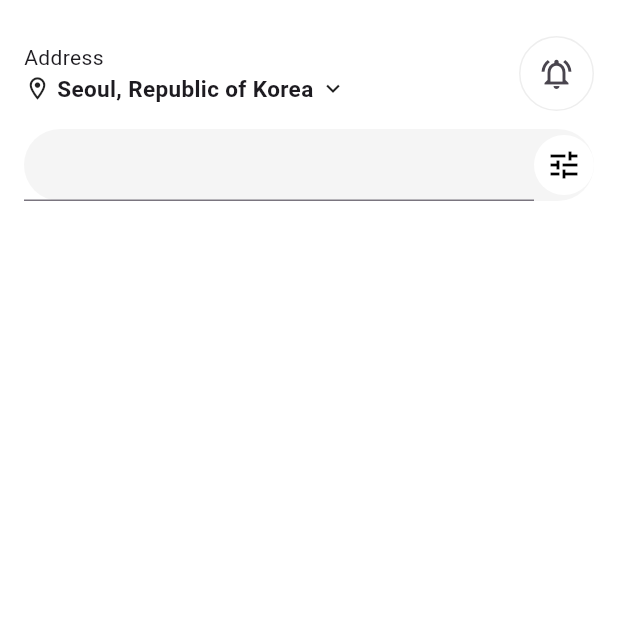
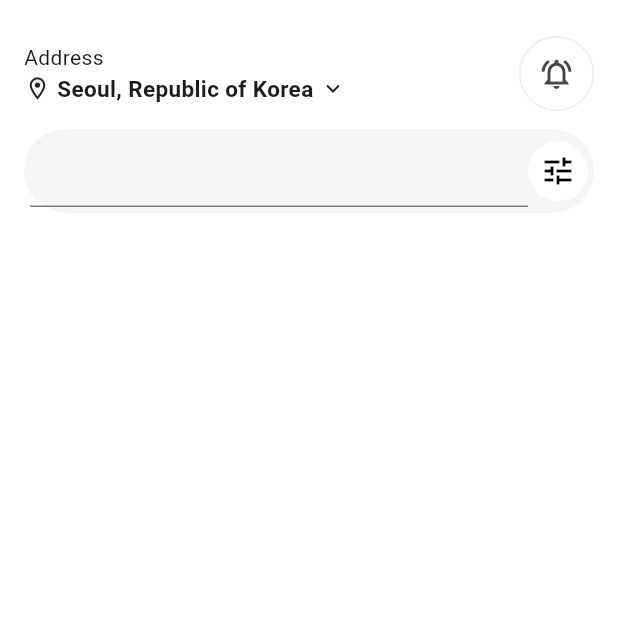
Before and after one commit to JAICHANGPARK/flutter_notebook_chapter_42, a Flutter app: the DeliveryMainPage screen opened directly, on a phone screen of 412 x 824 dp, the top half of it. Run offline on Flutter 3.47's test engine with Material 3 defaults, Android fonts, the phone set to English and light mode, and no system bars; our stand-ins replace date_picker_timeline, gap, hugeicons.

Commit message:
Update delivery_main_page.dart

```diff
--- a/lib/ep2130_delivery_app/view/delivery_main_page.dart
+++ b/lib/ep2130_delivery_app/view/delivery_main_page.dart
@@ -69,6 +69,7 @@ class _DeliveryMainPageState extends State<DeliveryMainPage> {
                 color: Colors.grey[100],
               ),
               margin: EdgeInsets.symmetric(horizontal: 16),
+              padding: EdgeInsets.symmetric(horizontal: 4, vertical: 4),
               child: Row(
                 children: [
                   Expanded(child: TextField()),
```
